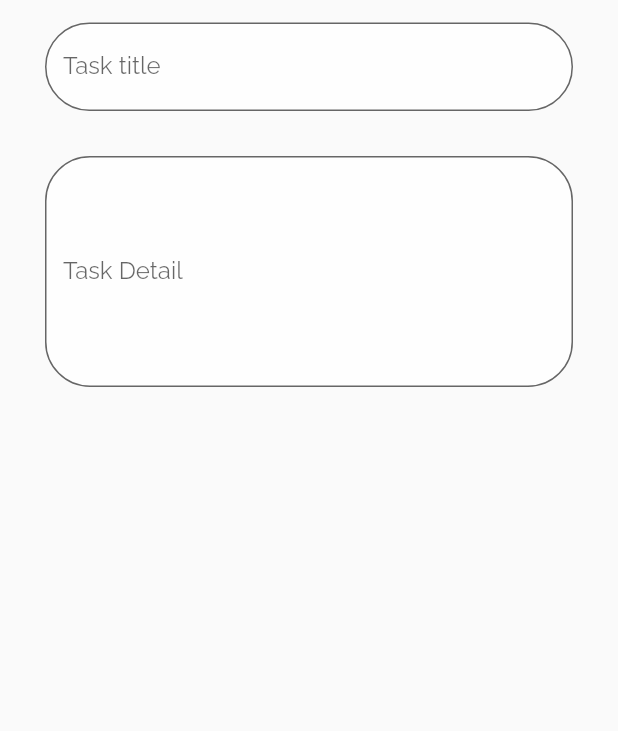
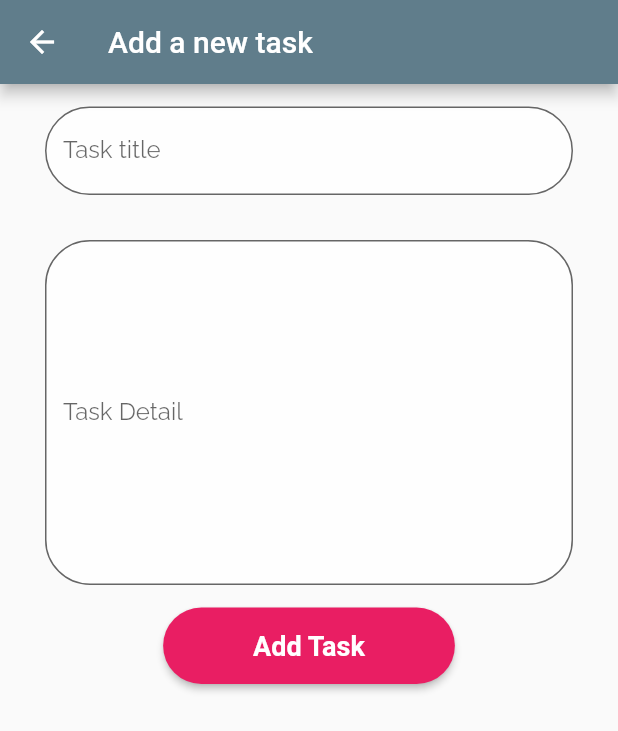
Before and after one commit to NafimAhmed/flutter_firebase, a Flutter app: the screen it shows after launch, after a tap on "Add Task", on a phone screen of 412 x 824 dp. Shown: the top 731 px of the screen. Run offline on Flutter 3.47's test engine with Material 2 defaults, Android fonts, the phone set to English and light mode, and no system bars; our stand-ins replace firebase_core, firebase_database, google_fonts; accounts and stored records are empty.

Commit message:
design repair

```diff
--- a/lib/add_task.dart
+++ b/lib/add_task.dart
@@ -3,6 +3,7 @@
 
 
 import 'package:careturor/task_detail.dart';
+import 'package:firebase_database/firebase_database.dart';
 import 'package:flutter/cupertino.dart';
 import 'package:flutter/material.dart';
 import 'package:google_fonts/google_fonts.dart';
@@ -13,12 +14,20 @@ class AddTask extends StatelessWidget{
   TextEditingController TaskTitleController=TextEditingController();
   TextEditingController TaskDetailController=TextEditingController();
 
+  FirebaseDatabase database = FirebaseDatabase.instance;
+  DatabaseReference ref = FirebaseDatabase.instance.ref("User_profile");
+
+
 
 
   @override
   Widget build(BuildContext context) {
     // TODO: implement build
     return Scaffold(
+
+      appBar: AppBar(
+        title: Text("Add a new task"),
+      ),
       body: Column(
         children: [
 
@@ -57,7 +66,7 @@ class AddTask extends StatelessWidget{
           Padding(
             padding: EdgeInsets.fromLTRB(30, 15, 30, 15),
             child:TextField(
-              maxLines: 6,
+              maxLines: 10,
               controller: TaskDetailController,
               decoration: InputDecoration(
                   labelText: "Task Detail",
@@ -87,6 +96,67 @@ class AddTask extends StatelessWidget{
             ),),
 
 
+
+          ElevatedButton(
+            onPressed: () async {
+
+
+
+
+              await ref.child("01797609439").child("profile").push().set({
+                "TaskTitle": "${TaskTitleController.text}",
+                "TaskDetail": "${TaskDetailController.text}",
+                "TaskStatus": false,
+
+
+
+
+                // "address": {
+                //   "line1": "100 Mountain View"
+                // }
+              }).then((value) {
+                Navigator.pop(context);
+                // Navigator.push(
+                //   context,
+                //   MaterialPageRoute(
+                //     builder: (context) {
+                //       return MainScreen();
+                //     },
+                //   ),
+                // );
+              });
+
+              // Navigator.pop(context);
+              //
+              // // Navigator.push(
+              // //     context,
+              // //     MaterialPageRoute(
+              // //         builder: (context) =>
+              // //             BottomBar()));
+              //
+              // Get.to(BottomBar(),
+              //     duration: Duration(milliseconds: 500), //duration of transitions, default 1 sec
+              //     transition: Transition.rightToLeft );
+              //
+
+
+
+            },
+            style: ElevatedButton.styleFrom(
+              padding: EdgeInsets.symmetric(
+                  horizontal: 60.0, vertical: 15.0),
+              primary: Colors.pink,
+              shape: StadiumBorder(),
+            ),
+            child: Text(
+              "Add Task",
+              style: TextStyle(color: Colors.white, fontSize: 18,
+                  fontWeight: FontWeight.bold
+              ),
+            ),
+          ),
+
+
         ],
       ),
     );
--- a/lib/home.dart
+++ b/lib/home.dart
@@ -4,10 +4,18 @@
 
 import 'package:careturor/add_task.dart';
 import 'package:careturor/task_detail.dart';
+import 'package:firebase_database/firebase_database.dart';
+import 'package:firebase_database/ui/firebase_animated_list.dart';
 import 'package:flutter/cupertino.dart';
 import 'package:flutter/material.dart';
 
 class Home extends StatelessWidget{
+
+
+  Query dbref=FirebaseDatabase.instance.ref("User_profile").child("01797609439").child("profile");//.child(widget.phoneNumber).child("Notifications");
+
+
+
   @override
   Widget build(BuildContext context) {
     // TODO: implement build
@@ -18,32 +26,94 @@ class Home extends StatelessWidget{
       body: SingleChildScrollView(
         child: Column(
           children: [
-            ListView.builder(
 
+
+
+            FirebaseAnimatedList(
+
+              physics: ScrollPhysics(),
               shrinkWrap: true,
-              physics: ScrollPhysics(),
+              query: dbref,
+              reverse: true,
+              itemBuilder: (BuildContext context, DataSnapshot snapshot, Animation<double> animation, int index) {
 
-              itemCount: 15,
-                itemBuilder:(context,index){
+
+
+
                 return ListTile(
-                title: Text("Task Title"),
-                subtitle: Text("Task Detail"),
+                  leading: snapshot.child("TaskStatus").value==true?Icon(Icons.done_all,
+
+                    color: Colors.green,
+                    size: 40,
+
+                  ):Icon(Icons.speed,
+
+                    color: Colors.deepOrange,
+                    size: 40,
+
+                  ),
+                        title: Text("${snapshot.child("TaskTitle").value}"),
+                        subtitle: Text("${snapshot.child("TaskDetail").value}",
+                          maxLines: 1,
+                        ),
                         onTap: (){
 
                           Navigator.push(
                               context,
                               MaterialPageRoute(
                                   builder: (context) =>
-                              TaskDetail()
+                                      TaskDetail(
+                                        textTitle: "${snapshot.child("TaskTitle").value}",
+                                        textDetail: "${snapshot.child("TaskDetail").value}",
+                                        id: "${snapshot.key}",
+                                      )
                               )
                           );
 
                         },
                       );
-            }
+
+              },
+
+            ),
 
 
-            ),
+
+
+
+            // ListView.builder(
+            //
+            //   shrinkWrap: true,
+            //   physics: ScrollPhysics(),
+            //
+            //   itemCount: 15,
+            //     itemBuilder:(context,index){
+            //   return ListTile(
+            //     title: Text("Task Title"),
+            //     subtitle: Text("Task Detail"),
+            //     onTap: (){
+            //
+            //       Navigator.push(
+            //           context,
+            //           MaterialPageRoute(
+            //               builder: (context) =>
+            //                   TaskDetail()
+            //           )
+            //       );
+            //
+            //     },
+            //   );
+            // }
+            //
+            //
+            // ),
+
+
+
+
+
+
+
           ],
         ),
       ),
--- a/lib/main.dart
+++ b/lib/main.dart
@@ -26,7 +26,7 @@ class MyApp extends StatelessWidget {
         // or simply save your changes to "hot reload" in a Flutter IDE).
         // Notice that the counter didn't reset back to zero; the application
         // is not restarted.
-        primarySwatch: Colors.blue,
+        primarySwatch: Colors.blueGrey,
       ),
       home:  Home(),
     );
```
Also changed, not shown: lib/task_detail.dart (+79 -6 lines), 1 other file. Lines whose indentation alone changed are shown as unchanged.
